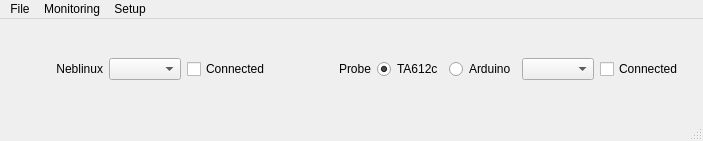
Qt form src/util/MainWindow.ui (lcnsqr/neblinux) before a commit.
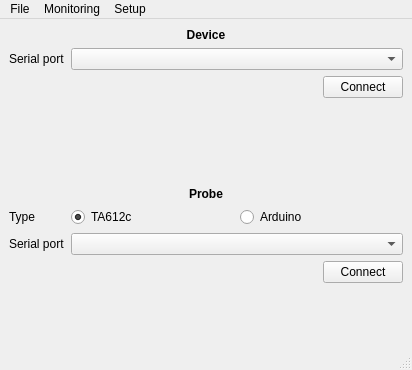
The same form after that commit. Icons and pictures are not drawn.

Diff of the .ui file:
```diff
--- a/src/util/MainWindow.ui
+++ b/src/util/MainWindow.ui
@@ -6,8 +6,8 @@
    <rect>
     <x>0</x>
     <y>0</y>
-    <width>703</width>
-    <height>141</height>
+    <width>412</width>
+    <height>370</height>
    </rect>
   </property>
   <property name="windowTitle">
@@ -20,21 +20,124 @@
   <widget class="QWidget" name="centralwidget">
    <layout class="QVBoxLayout" name="verticalLayout">
     <item>
-     <layout class="QGridLayout" name="gridLayout" columnstretch="1,0,0,1,0,0,0,1">
+     <layout class="QVBoxLayout" name="verticalLayout_4">
       <property name="sizeConstraint">
        <enum>QLayout::SetDefaultConstraint</enum>
       </property>
-      <item row="0" column="1" rowspan="2">
-       <widget class="QComboBox" name="devLocation"/>
-      </item>
-      <item row="0" column="2" rowspan="2">
-       <widget class="QCheckBox" name="devConnect">
+      <item>
+       <layout class="QVBoxLayout" name="verticalLayout_2">
+        <item>
+         <widget class="QLabel" name="devLabel">
+          <property name="font">
+           <font>
+            <bold>true</bold>
+           </font>
+          </property>
+          <property name="text">
+           <string>Device</string>
+          </property>
+          <property name="alignment">
+           <set>Qt::AlignCenter</set>
+          </property>
+         </widget>
+        </item>
+        <item>
+         <layout class="QFormLayout" name="formLayout">
+          <property name="labelAlignment">
+           <set>Qt::AlignRight|Qt::AlignTrailing|Qt::AlignVCenter</set>
+          </property>
+          <property name="formAlignment">
+           <set>Qt::AlignCenter</set>
+          </property>
+          <item row="0" column="0">
+           <widget class="QLabel" name="devSerialLabel">
         <property name="text">
-         <string>Connected</string>
+             <string>Serial port</string>
         </property>
        </widget>
       </item>
-      <item row="0" column="4" rowspan="2">
+          <item row="0" column="1">
+           <widget class="QComboBox" name="devPort"/>
+          </item>
+         </layout>
+        </item>
+        <item>
+         <layout class="QHBoxLayout" name="horizontalLayout_2">
+          <item>
+           <spacer name="horizontalSpacer">
+            <property name="orientation">
+             <enum>Qt::Horizontal</enum>
+            </property>
+            <property name="sizeHint" stdset="0">
+             <size>
+              <width>40</width>
+              <height>20</height>
+             </size>
+            </property>
+           </spacer>
+          </item>
+          <item>
+           <widget class="QPushButton" name="devConnect">
+            <property name="text">
+             <string>Connect</string>
+            </property>
+            <property name="checkable">
+             <bool>true</bool>
+            </property>
+           </widget>
+          </item>
+         </layout>
+        </item>
+        <item>
+         <spacer name="verticalSpacer">
+          <property name="orientation">
+           <enum>Qt::Vertical</enum>
+          </property>
+          <property name="sizeHint" stdset="0">
+           <size>
+            <width>20</width>
+            <height>40</height>
+           </size>
+          </property>
+         </spacer>
+        </item>
+       </layout>
+      </item>
+      <item>
+       <layout class="QVBoxLayout" name="verticalLayout_3">
+        <item>
+         <widget class="QLabel" name="probeLabel">
+          <property name="font">
+           <font>
+            <bold>true</bold>
+           </font>
+          </property>
+          <property name="text">
+           <string>Probe</string>
+          </property>
+          <property name="alignment">
+           <set>Qt::AlignCenter</set>
+          </property>
+         </widget>
+        </item>
+        <item>
+         <layout class="QFormLayout" name="formLayout_2">
+          <property name="formAlignment">
+           <set>Qt::AlignCenter</set>
+          </property>
+          <item row="0" column="0">
+           <widget class="QLabel" name="probeTypeLabel">
+            <property name="text">
+             <string>Type</string>
+            </property>
+           </widget>
+          </item>
+          <item row="0" column="1">
+           <layout class="QHBoxLayout" name="horizontalLayout_3">
+            <property name="sizeConstraint">
+             <enum>QLayout::SetMinimumSize</enum>
+            </property>
+            <item>
        <widget class="QRadioButton" name="probeTA612c">
         <property name="text">
          <string>TA612c</string>
@@ -44,7 +147,7 @@
         </property>
        </widget>
       </item>
-      <item row="0" column="5" rowspan="2">
+            <item>
        <widget class="QRadioButton" name="probeArduino">
         <property name="minimumSize">
          <size>
@@ -57,59 +160,64 @@
         </property>
        </widget>
       </item>
-      <item row="0" column="6" rowspan="2">
-       <widget class="QComboBox" name="probeLocation"/>
-      </item>
-      <item row="0" column="7" rowspan="2">
-       <widget class="QCheckBox" name="probeConnect">
+           </layout>
+          </item>
+          <item row="1" column="0">
+           <widget class="QLabel" name="label_2">
         <property name="text">
-         <string>Connected</string>
+             <string>Serial port</string>
         </property>
        </widget>
       </item>
-      <item row="0" column="3" rowspan="2">
-       <widget class="QLabel" name="probeLabel">
-        <property name="sizePolicy">
-         <sizepolicy hsizetype="Preferred" vsizetype="Fixed">
-          <horstretch>0</horstretch>
-          <verstretch>0</verstretch>
-         </sizepolicy>
-        </property>
-        <property name="minimumSize">
+          <item row="1" column="1">
+           <widget class="QComboBox" name="probePort"/>
+          </item>
+         </layout>
+        </item>
+        <item>
+         <layout class="QHBoxLayout" name="horizontalLayout_5">
+          <item>
+           <spacer name="horizontalSpacer_2">
+            <property name="orientation">
+             <enum>Qt::Horizontal</enum>
+            </property>
+            <property name="sizeHint" stdset="0">
          <size>
-          <width>0</width>
-          <height>17</height>
-         </size>
-        </property>
+              <width>40</width>
+              <height>20</height>
+             </size>
+            </property>
+           </spacer>
+          </item>
+          <item>
+           <widget class="QPushButton" name="probeConnect">
         <property name="text">
-         <string>Probe</string>
-        </property>
-        <property name="alignment">
-         <set>Qt::AlignRight|Qt::AlignTrailing|Qt::AlignVCenter</set>
-        </property>
-       </widget>
-      </item>
-      <item row="0" column="0" rowspan="2">
-       <widget class="QLabel" name="devLabel">
-        <property name="sizePolicy">
-         <sizepolicy hsizetype="Preferred" vsizetype="Fixed">
-          <horstretch>0</horstretch>
-          <verstretch>0</verstretch>
-         </sizepolicy>
-        </property>
-        <property name="minimumSize">
+             <string>Connect</string>
+            </property>
+            <property name="checkable">
+             <bool>true</bool>
+            </property>
+            <property name="checked">
+             <bool>false</bool>
+            </property>
+           </widget>
+          </item>
+         </layout>
+        </item>
+        <item>
+         <spacer name="verticalSpacer_2">
+          <property name="orientation">
+           <enum>Qt::Vertical</enum>
+          </property>
+          <property name="sizeHint" stdset="0">
          <size>
-          <width>0</width>
-          <height>17</height>
-         </size>
-        </property>
-        <property name="text">
-         <string>Neblinux</string>
-        </property>
-        <property name="alignment">
-         <set>Qt::AlignRight|Qt::AlignTrailing|Qt::AlignVCenter</set>
-        </property>
-       </widget>
+            <width>20</width>
+            <height>40</height>
+           </size>
+          </property>
+         </spacer>
+        </item>
+       </layout>
       </item>
      </layout>
     </item>
@@ -124,7 +232,7 @@
     <rect>
      <x>0</x>
      <y>0</y>
-     <width>703</width>
+     <width>412</width>
      <height>27</height>
     </rect>
    </property>
```
Lines whose indentation alone changed are shown as unchanged.
